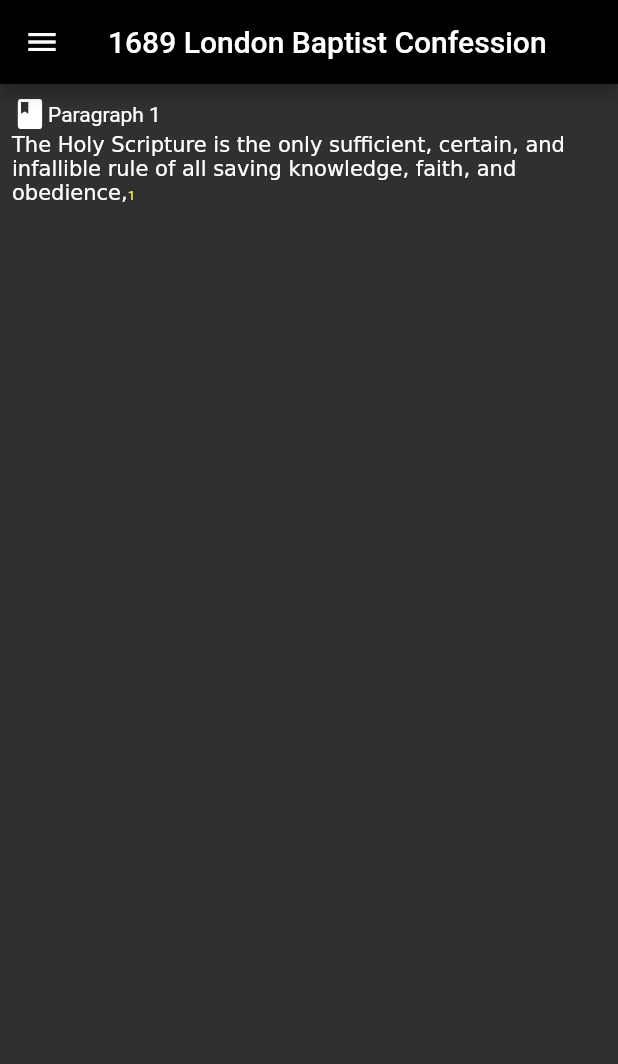
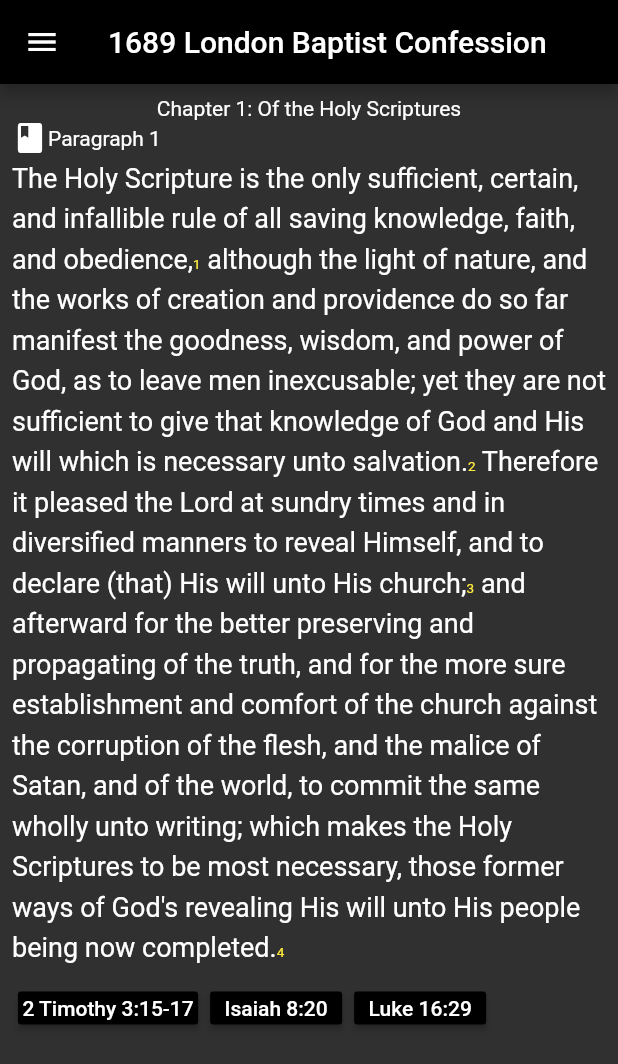
Before and after one commit to benhcleve/1689ConfessionFlutter, a Flutter app: the screen it shows after launch, in the side drawer, after a tap on "Chapter 1", on a phone screen of 412 x 824 dp. Shown: the top 1064 px of the screen. Run offline on Flutter 3.47's test engine with Material 2 defaults, Android fonts, the phone set to English and light mode, and no system bars.

Commit message:
Working on async call to api for bible verse

```diff
--- a/lib/Data/chapter1_data.dart
+++ b/lib/Data/chapter1_data.dart
@@ -1,4 +1,10 @@
 class ChapterOneData {
   static var p1Ref1 =
       "The Holy Scripture is the only sufficient, certain, and infallible rule of all saving knowledge, faith, and obedience,";
+  static var p1Ref2 =
+      " although the light of nature, and the works of creation and providence do so far manifest the goodness, wisdom, and power of God, as to leave men inexcusable; yet they are not sufficient to give that knowledge of God and His will which is necessary unto salvation.";
+  static var p1Ref3 =
+      " Therefore it pleased the Lord at sundry times and in diversified manners to reveal Himself, and to declare (that) His will unto His church;";
+  static var p1Ref4 =
+      " and afterward for the better preserving and propagating of the truth, and for the more sure establishment and comfort of the church against the corruption of the flesh, and the malice of Satan, and of the world, to commit the same wholly unto writing; which makes the Holy Scriptures to be most necessary, those former ways of God's revealing His will unto His people being now completed.";
 }
--- a/lib/Screens/chapter_1.dart
+++ b/lib/Screens/chapter_1.dart
@@ -1,3 +1,4 @@
+import 'package:confession_app/Components/bible_verse_button.dart';
 import 'package:confession_app/Components/page_route.dart';
 import 'package:confession_app/Data/chapter1_data.dart';
 import 'package:flutter/material.dart';
@@ -6,7 +7,9 @@ import 'package:confession_app/Screens/home_screen.dart';
 class Chapter1 extends StatelessWidget {
   @override
   Widget build(BuildContext context) {
-    TextStyle verseRefBody = new TextStyle(color: Colors.yellow, fontSize: 9);
+    TextStyle verseRefBody =
+        new TextStyle(color: Colors.yellow, fontSize: 9, height: 1.5);
+    TextStyle plainTextBody = new TextStyle(fontSize: 18, height: 1.5);
 
     Key par1 = UniqueKey();
 
@@ -26,17 +29,18 @@ class Chapter1 extends StatelessWidget {
             OutlineButton(
               child: Text('Home'),
               onPressed: () {
-                Navigator.push(context, SizeInPageRoute(widget: HomeScreen()));
+                Navigator.push(context, InstantPageRoute(widget: HomeScreen()));
               },
             )
           ],
         ),
       )),
-      body: Padding(
-        padding: const EdgeInsets.all(8.0),
-        child: SafeArea(
-          child: Column(
-            children: [
+      body: SingleChildScrollView(
+        child: Padding(
+          padding: const EdgeInsets.all(8.0),
+          child: SafeArea(
+            child: Column(children: [
+              Text('Chapter 1: Of the Holy Scriptures'),
               Row(
                 key: par1,
                 children: <Widget>[Icon(Icons.book), Text('Paragraph 1')],
@@ -44,12 +48,25 @@ class Chapter1 extends StatelessWidget {
               RichText(
                 text: TextSpan(
                   children: [
-                    TextSpan(text: ChapterOneData.p1Ref1),
+                    TextSpan(text: ChapterOneData.p1Ref1, style: plainTextBody),
                     TextSpan(text: '1', style: verseRefBody),
+                    TextSpan(text: ChapterOneData.p1Ref2, style: plainTextBody),
+                    TextSpan(text: '2', style: verseRefBody),
+                    TextSpan(text: ChapterOneData.p1Ref3, style: plainTextBody),
+                    TextSpan(text: '3', style: verseRefBody),
+                    TextSpan(text: ChapterOneData.p1Ref4, style: plainTextBody),
+                    TextSpan(text: '4', style: verseRefBody),
                   ],
                 ),
               ),
-            ],
+              Row(
+                children: <Widget>[
+                  BibleVerse.button(context, "2 Timothy 3:15-17"),
+                  BibleVerse.button(context, "Isaiah 8:20"),
+                  BibleVerse.button(context, "Luke 16:29"),
+                ],
+              ),
+            ]),
           ),
         ),
       ),
--- a/pubspec.yaml
+++ b/pubspec.yaml
@@ -17,6 +17,7 @@ publish_to: 'none' # Remove this line if you wish to publish to pub.dev
 # https://developer.apple.com/library/archive/documentation/General/Reference/InfoPlistKeyReference/Articles/CoreFoundationKeys.html
 version: 1.0.0+1
 
+
 environment:
   sdk: ">=2.7.0 <3.0.0"
 
@@ -25,13 +26,16 @@ dependencies:
     sdk: flutter
 
 
+
   # The following adds the Cupertino Icons font to your application.
   # Use with the CupertinoIcons class for iOS style icons.
   cupertino_icons: ^0.1.3
+  http: ^0.12.2
 
 dev_dependencies:
   flutter_test:
     sdk: flutter
+
 
 # For information on the generic Dart part of this file, see the
 # following page: https://dart.dev/tools/pub/pubspec
```
Also changed, not shown: lib/Components/bible_verse_button.dart (added, +84 -0 lines), pubspec.lock.
